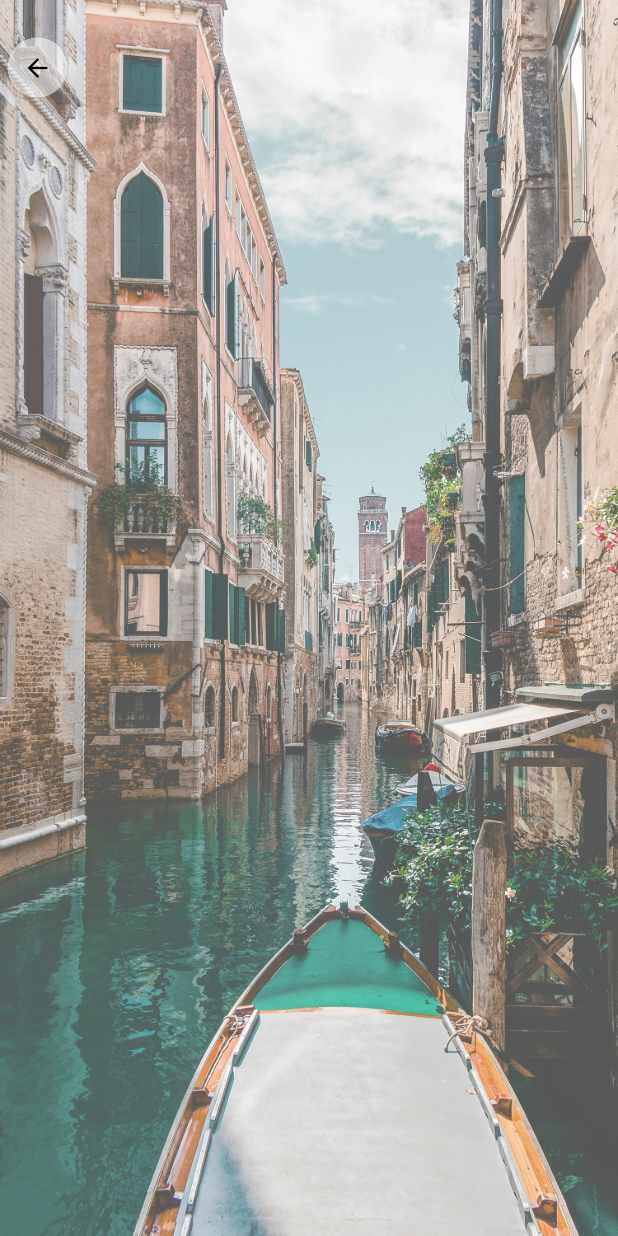
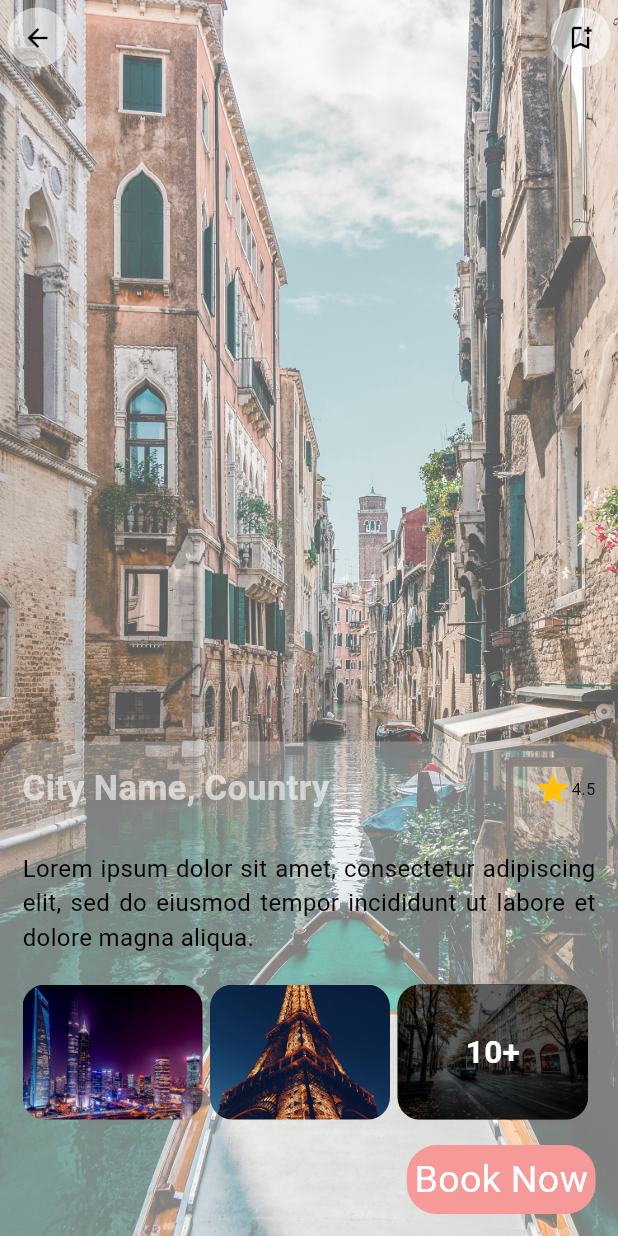
Before and after one commit to dmbatmazz/DiscoverEase, a Flutter app: the PostScreen screen opened directly, on a phone screen of 412 x 824 dp. Run offline on Flutter 3.47's test engine with Material 3 defaults, Android fonts, the phone set to English and light mode, and no system bars; our stand-ins replace curved_labeled_navigation_bar, firebase_auth, firebase_core, font_awesome_flutter, geolocator, google_maps_flutter and 1 more; accounts and stored records are empty.

Commit message:
Complete Framework for Mainpage and Post Page

```diff
--- a/discover_ease/lib/screens/post_screen.dart
+++ b/discover_ease/lib/screens/post_screen.dart
@@ -1,4 +1,5 @@
 import 'package:discover_ease/widgets/post_app_bar.dart';
+import 'package:discover_ease/widgets/post_bottom_navbar.dart';
 import 'package:flutter/material.dart';
 
 class PostScreen extends StatelessWidget {
@@ -7,16 +8,18 @@ class PostScreen extends StatelessWidget {
   @override
   Widget build(BuildContext context) {
     return Container(
-      decoration: BoxDecoration(
+      decoration: const BoxDecoration(
         image: DecorationImage(image: AssetImage("assets/travel.jpg"), fit: BoxFit.cover, opacity: 0.7)
       ),
-      child: Scaffold(
+      child: const Scaffold(
         backgroundColor: Colors.transparent,
         appBar: PreferredSize(
           preferredSize: Size.fromHeight(90),
           child: PostAppBar(),
         ),
+        bottomNavigationBar: PostBottomNavBaar(),
       ),
     );
+
   }
 }
--- a/discover_ease/lib/widgets/post_app_bar.dart
+++ b/discover_ease/lib/widgets/post_app_bar.dart
@@ -6,7 +6,7 @@ class PostAppBar extends StatelessWidget {
   @override
   Widget build(BuildContext context) {
     return Padding(
-      padding: EdgeInsets.all(5),
+      padding: const EdgeInsets.all(5),
       child: Row(
         mainAxisAlignment: MainAxisAlignment.spaceBetween,
         children: [
@@ -15,18 +15,23 @@ class PostAppBar extends StatelessWidget {
               Navigator.pop(context);
             },
             child: Container(
-              padding: EdgeInsets.all(10),
+              padding: const EdgeInsets.all(10),
               decoration: BoxDecoration(
                 color: Colors.white54,
                 borderRadius: BorderRadius.circular(20),
               ),
-              child: Icon(Icons.arrow_back, size: 20, color: Colors.black,),
+              child: const Icon(Icons.arrow_back, size: 20, color: Colors.black,),
             ),
           ),
           InkWell(
             onTap: () {},
             child: Container(
-              padding: EdgeInsets.all(10),
+              padding: const EdgeInsets.all(10),
+              decoration: BoxDecoration(
+                color: Colors.white54,
+                borderRadius: BorderRadius.circular(20),
+              ),
+              child: const Icon(Icons.bookmark_add_outlined, size: 20, color: Colors.black,),
             ),
           )
         ],
--- /dev/null
+++ b/discover_ease/lib/widgets/post_bottom_navbar.dart
@@ -0,0 +1,107 @@
+import 'package:flutter/material.dart';
+import 'package:flutter/services.dart';
+import 'package:flutter/widgets.dart';
+
+class PostBottomNavBaar extends StatelessWidget {
+  const PostBottomNavBaar({super.key});
+
+  @override
+  Widget build(BuildContext context) {
+    return Container(
+      height: MediaQuery.of(context).size.height/2.5,
+      padding: const EdgeInsets.only(top: 15, left: 15, right: 15),
+      decoration: const BoxDecoration(
+        color: Colors.white24,
+        borderRadius: BorderRadius.only(
+          topLeft: Radius.circular(20),
+          topRight: Radius.circular(20),
+
+        )
+      ),
+      child: ListView(
+        children:  [
+          Padding(
+            padding: const EdgeInsets.only(),
+            child:
+            Column(
+              mainAxisAlignment: MainAxisAlignment.start,
+              children: [
+                const Row(
+                  mainAxisAlignment: MainAxisAlignment.spaceBetween,
+                  children: [
+                    Text("City Name, Country", style: TextStyle(color: Colors.white60,fontSize: 23, fontWeight: FontWeight.w600),),
+                    SizedBox(height: 10,),
+                    Row(
+                      children: [
+                        Icon(Icons.star, color: Colors.amber, size: 25,),
+                        Text("4.5", style: TextStyle(fontSize: 11, fontWeight: FontWeight.w400, color: Colors.black)),
+                        //Icon(Icons.star, color: Colors.amber,),
+                        //Icon(Icons.star, color: Colors.amber,),
+                        ],
+                        )
+                  ],
+                ),
+                const SizedBox(height: 25,),
+                const Text("Lorem ipsum dolor sit amet, consectetur adipiscing elit, sed do eiusmod tempor incididunt ut labore et dolore magna aliqua.",
+                style: TextStyle(color: Colors.black, fontSize: 16), textAlign: TextAlign.justify,),
+                const SizedBox(height: 20,),
+                Row(
+                  children: [
+                    Padding(
+                      padding: const EdgeInsets.only(right: 5,),
+                      child: Expanded(
+                        child: ClipRRect(
+                          borderRadius: BorderRadius.circular(15),
+                          child: Image.asset("assets/city/city4.jpg", fit: BoxFit.cover, width: 120, height: 90,),
+                        )
+                        ),
+                    ),
+                    Padding(
+                      padding: const EdgeInsets.only(right: 5,),
+                      child: Expanded(
+                        child: ClipRRect(
+                          borderRadius: BorderRadius.circular(15),
+                          child: Image.asset("assets/city/city5.jpg", fit: BoxFit.cover, width: 120, height: 90,),
+                        )
+                        ),
+                    ),
+                    Expanded(
+                      child: Container(
+                        alignment: Alignment.center,
+                        width: 120,
+                        height: 90,
+                        margin: const EdgeInsets.only(right: 5),
+                        decoration: BoxDecoration(
+                          color: Colors.black,
+                          borderRadius: BorderRadius.circular(15),
+                          image: const DecorationImage(image: AssetImage("assets/city/city1.jpg"),fit: BoxFit.cover, opacity: 0.4)
+                        ),
+                        child: const Text("10+", style: TextStyle(color: Colors.white, fontSize: 21, fontWeight: FontWeight.w600),),
+                      )
+                      )
+                    ],
+                ),
+                // ignore: sized_box_for_whitespace
+                Container(
+                  height: 80,
+                  child: Row(
+                    mainAxisAlignment: MainAxisAlignment.spaceBetween,
+                    children: [
+                      const Spacer(),
+                      Container(
+                        //alignment: Alignment,
+                        padding: const EdgeInsets.symmetric(vertical: 5, horizontal: 5),
+                        decoration: BoxDecoration(borderRadius: BorderRadius.circular(20), color: const Color.fromARGB(255, 245, 153, 153)),
+                        child: const Text("Book Now", style: TextStyle(color: Colors.white, fontSize: 25,fontWeight: FontWeight.w400),),
+                      )
+                    ],
+                    ),
+                )
+                ],
+                ),
+            )
+          ],
+      ),
+    );
+  }
+}
```
